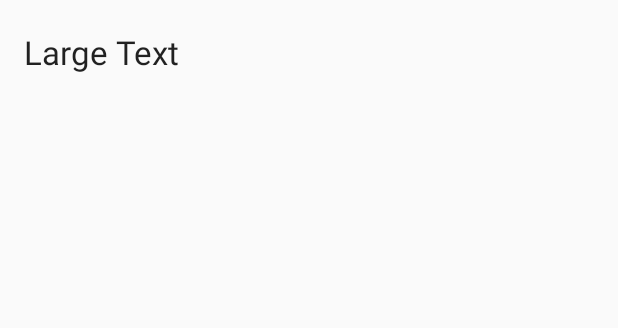
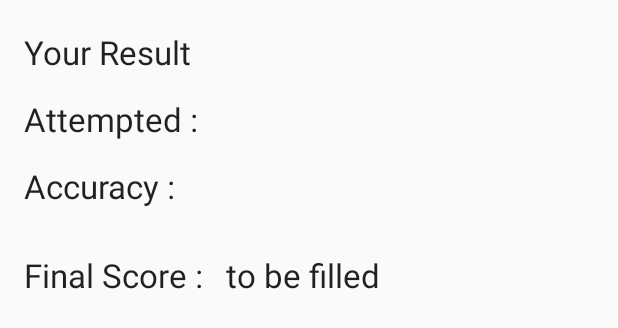
Before and after one commit to deewanrd/learnnfun, an Android app: the layout activity_result.xml on its own in the app's theme, with its tools: preview values and no code run, on a phone screen of 412 x 824 dp. Shown: the top 328 px of the screen. Run offline under Robolectric (Android 15) with nearby library versions, the phone set to English and light mode, and no system bars.

Commit message:
Result activity interface
Rating bar is gone now instead of that accuracy of person is added.

```diff
--- a/app/src/main/res/layout/activity_result.xml
+++ b/app/src/main/res/layout/activity_result.xml
@@ -16,19 +16,114 @@
         android:layout_alignParentRight="true"
         android:layout_alignParentTop="true"
         android:orientation="vertical" >
-     <!--   <RatingBar
-            android:id="@+id/ratingBar1"
-            android:layout_width="match_parent"
-            android:layout_height="wrap_content"
-            android:numStars="5"
-            android:stepSize="1"/>  -->
-        <TextView
-            android:id="@+id/textResult"
+
+
+
+            <TextView
+            android:id="@+id/Result"
             android:layout_width="wrap_content"
             android:layout_height="wrap_content"
-            android:layout_weight="0.08"
-            android:text="Large Text"
+            android:layout_weight="0.00"
+            android:text="Your Result"
             android:textAppearance="?android:attr/textAppearanceLarge" />
+
+    <LinearLayout
+        android:layout_width="wrap_content"
+        android:layout_height="wrap_content"
+        android:orientation="horizontal">
+
+        <TextView
+            android:id="@+id/atmp"
+            android:layout_width="127dp"
+            android:layout_height="wrap_content"
+            android:layout_marginTop="15dp"
+            android:text="Attempted :"
+            android:textAppearance="?android:attr/textAppearanceLarge" />
+
+        <TextView
+            android:id="@+id/atmpt"
+            android:layout_width="127dp"
+            android:layout_height="wrap_content"
+            android:layout_marginTop="15dp"
+            android:textAppearance="?android:attr/textAppearanceLarge" />
+
+    </LinearLayout>
+
+     <!--   <LinearLayout
+            android:layout_width="wrap_content"
+            android:layout_height="wrap_content"
+            android:orientation="horizontal">
+
+        <TextView
+            android:id="@+id/crct"
+            android:layout_width="wrap_content"
+            android:layout_height="wrap_content"
+            android:layout_weight="0.00"
+            android:layout_marginTop="15dp"
+            android:text="Correct :"
+            android:textAppearance="?android:attr/textAppearanceLarge" />
+
+            <TextView
+                android:id="@+id/correct"
+                android:layout_width="wrap_content"
+                android:layout_height="wrap_content"
+                android:layout_weight="0.00"
+                android:layout_marginTop="15dp"
+                android:text="to be filled"
+                android:layout_marginLeft="15dp"
+                android:textAppearance="?android:attr/textAppearanceLarge" />
+
+        </LinearLayout> -->
+
+    <LinearLayout
+        android:layout_width="wrap_content"
+        android:layout_height="wrap_content"
+        android:orientation="horizontal">
+
+        <TextView
+            android:id="@+id/accurate"
+            android:layout_width="wrap_content"
+            android:layout_height="wrap_content"
+            android:layout_weight="0.00"
+            android:layout_marginTop="15dp"
+            android:text="Accuracy :"
+            android:textAppearance="?android:attr/textAppearanceLarge" />
+        <TextView
+            android:id="@+id/accurrate"
+            android:layout_width="wrap_content"
+            android:layout_height="wrap_content"
+            android:layout_weight="0.00"
+            android:layout_marginTop="15dp"
+            android:layout_marginLeft="15dp"
+            android:textAppearance="?android:attr/textAppearanceLarge" />
+
+    </LinearLayout>
+
+        <LinearLayout
+            android:layout_width="wrap_content"
+            android:layout_height="wrap_content"
+            android:orientation="horizontal">
+        <TextView
+            android:id="@+id/Result1"
+            android:layout_width="wrap_content"
+            android:layout_height="wrap_content"
+            android:layout_weight="0.00"
+            android:layout_marginTop="30dp"
+            android:text="Final Score :"
+            android:textAppearance="?android:attr/textAppearanceLarge" />
+
+            <TextView
+                android:id="@+id/textResult"
+                android:layout_width="wrap_content"
+                android:layout_height="wrap_content"
+                android:layout_weight="0.00"
+                android:layout_marginTop="30dp"
+                android:text="to be filled"
+                android:layout_marginLeft="15dp"
+                android:textAppearance="?android:attr/textAppearanceLarge" />
+
+
+        </LinearLayout>
     </LinearLayout>
 
 </RelativeLayout>
```
